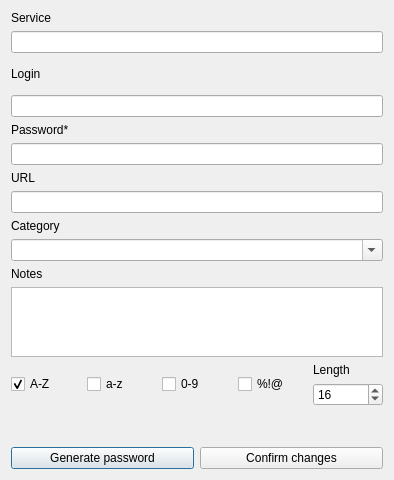
Sk2can/Password-manager, file client_side/resources/ui/passwords_edit_window.ui: the form before one commit.
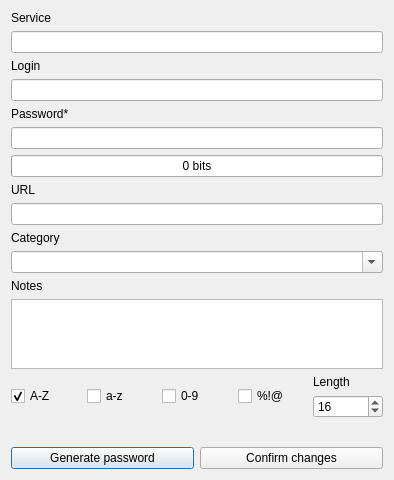
The form after the commit.

```diff
--- a/client_side/resources/ui/passwords_edit_window.ui
+++ b/client_side/resources/ui/passwords_edit_window.ui
@@ -13,8 +13,47 @@
   <property name="windowTitle">
    <string>Vaultary - password edit</string>
   </property>
-  <layout class="QGridLayout" name="gridLayout" rowstretch="1,1,1,1,1,1,1,1,1,1" columnstretch="0,0">
+  <layout class="QGridLayout" name="gridLayout" rowstretch="1,1,1,1,1,1,1,1,1,1,0" columnstretch="0,0">
+   <item row="9" column="0" colspan="2">
+    <layout class="QHBoxLayout" name="horizontalLayout_2">
+     <item>
+      <widget class="QLabel" name="error_label">
+       <property name="text">
+        <string/>
+       </property>
+      </widget>
+     </item>
+    </layout>
+   </item>
    <item row="7" column="0" colspan="2">
+    <layout class="QVBoxLayout" name="verticalLayout_6">
+     <item>
+      <widget class="QLabel" name="notes_label">
+       <property name="text">
+        <string>Notes</string>
+       </property>
+      </widget>
+     </item>
+     <item>
+      <widget class="QPlainTextEdit" name="notes_plainTextEdit"/>
+     </item>
+    </layout>
+   </item>
+   <item row="1" column="0" rowspan="2" colspan="2">
+    <layout class="QVBoxLayout" name="verticalLayout_2">
+     <item>
+      <widget class="QLabel" name="login_label">
+       <property name="text">
+        <string>Login</string>
+       </property>
+      </widget>
+     </item>
+     <item>
+      <widget class="QLineEdit" name="login_lineEdit"/>
+     </item>
+    </layout>
+   </item>
+   <item row="8" column="0" colspan="2">
     <layout class="QGridLayout" name="gridLayout_2">
      <item row="0" column="4">
       <widget class="QLabel" name="length_label">
@@ -69,21 +108,7 @@
      </item>
     </layout>
    </item>
-   <item row="4" column="0" colspan="2">
-    <layout class="QVBoxLayout" name="verticalLayout_5">
-     <item>
-      <widget class="QLabel" name="url_label">
-       <property name="text">
-        <string>URL</string>
-       </property>
-      </widget>
-     </item>
-     <item>
-      <widget class="QLineEdit" name="url_lineEdit"/>
-     </item>
-    </layout>
-   </item>
-   <item row="9" column="0" colspan="2">
+   <item row="10" column="0" colspan="2">
     <layout class="QHBoxLayout" name="horizontalLayout">
      <item>
       <widget class="QPushButton" name="generate_pushButton">
@@ -115,20 +140,6 @@
      </item>
     </layout>
    </item>
-   <item row="1" column="0" rowspan="2" colspan="2">
-    <layout class="QVBoxLayout" name="verticalLayout_2">
-     <item>
-      <widget class="QLabel" name="login_label">
-       <property name="text">
-        <string>Login</string>
-       </property>
-      </widget>
-     </item>
-     <item>
-      <widget class="QLineEdit" name="login_lineEdit"/>
-     </item>
-    </layout>
-   </item>
    <item row="3" column="0" colspan="2">
     <layout class="QVBoxLayout" name="verticalLayout_3">
      <item>
@@ -144,20 +155,6 @@
     </layout>
    </item>
    <item row="6" column="0" colspan="2">
-    <layout class="QVBoxLayout" name="verticalLayout_6">
-     <item>
-      <widget class="QLabel" name="notes_label">
-       <property name="text">
-        <string>Notes</string>
-       </property>
-      </widget>
-     </item>
-     <item>
-      <widget class="QPlainTextEdit" name="notes_plainTextEdit"/>
-     </item>
-    </layout>
-   </item>
-   <item row="5" column="0" colspan="2">
     <layout class="QVBoxLayout" name="verticalLayout_4">
      <item>
       <widget class="QLabel" name="category_label">
@@ -175,12 +172,35 @@
      </item>
     </layout>
    </item>
-   <item row="8" column="0" colspan="2">
-    <layout class="QHBoxLayout" name="horizontalLayout_2">
+   <item row="5" column="0" colspan="2">
+    <layout class="QVBoxLayout" name="verticalLayout_5">
      <item>
-      <widget class="QLabel" name="error_label">
+      <widget class="QLabel" name="url_label">
        <property name="text">
-        <string/>
+        <string>URL</string>
+       </property>
+      </widget>
+     </item>
+     <item>
+      <widget class="QLineEdit" name="url_lineEdit"/>
+     </item>
+    </layout>
+   </item>
+   <item row="4" column="0" colspan="2">
+    <layout class="QVBoxLayout" name="verticalLayout_7">
+     <item>
+      <widget class="QProgressBar" name="progressBar">
+       <property name="maximum">
+        <number>128</number>
+       </property>
+       <property name="value">
+        <number>0</number>
+       </property>
+       <property name="textVisible">
+        <bool>true</bool>
+       </property>
+       <property name="format">
+        <string>%v bits</string>
        </property>
       </widget>
      </item>
```
